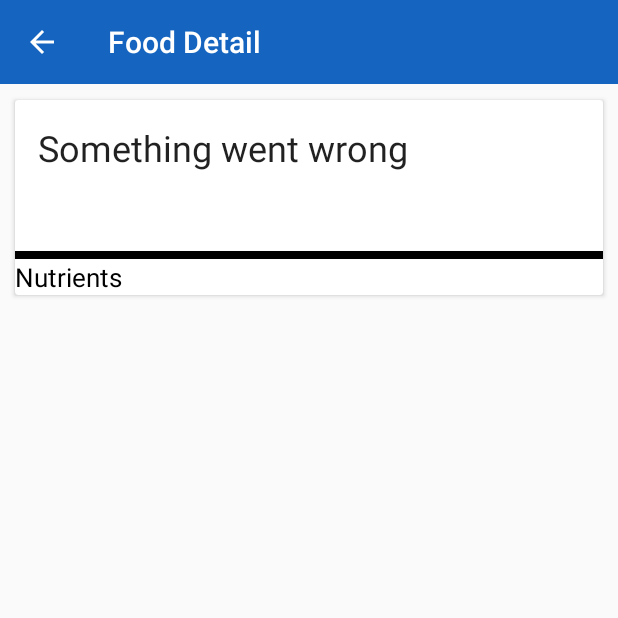
After one commit to CryceTruly/Nutritius, an Android app: the FoodDetailActivity screen opened directly, with no data from a screen before it, on a phone screen of 412 x 824 dp, the top half of it. The commit adds this screen. Run offline under Robolectric (Android 15) with nearby library versions, the light colour scheme and no system bars.

Commit message:
Added food details

```diff
--- /dev/null
+++ b/app/src/main/java/com/happy/nutritius/activities/FoodDetailActivity.java
@@ -0,0 +1,61 @@
+package com.happy.nutritius.activities;
+
+import androidx.appcompat.app.AppCompatActivity;
+import androidx.appcompat.widget.Toolbar;
+
+import android.os.Bundle;
+import android.widget.ArrayAdapter;
+import android.widget.ListView;
+import android.widget.TextView;
+
+import com.happy.nutritius.R;
+import com.happy.nutritius.model.Nutrient;
+
+import java.util.ArrayList;
+import java.util.Arrays;
+import java.util.List;
+
+public class FoodDetailActivity extends AppCompatActivity {
+Nutrient nutrient;
+private Toolbar toolbar;
+private ListView nutrients;
+private TextView name,description;
+private List nutrientsList=new ArrayList();
+    @Override
+    protected void onCreate(Bundle savedInstanceState) {
+        super.onCreate(savedInstanceState);
+        setContentView(R.layout.activity_food_detail);
+
+        name=findViewById(R.id.name);
+        description=findViewById(R.id.desc);
+        toolbar=findViewById(R.id.toolbar);
+        nutrients=findViewById(R.id.nutrrients);        setSupportActionBar(toolbar);
+        getSupportActionBar().setDisplayHomeAsUpEnabled(true);
+
+
+        if(getIntent().hasExtra("food")){
+            nutrient=getIntent().getParcelableExtra("food");
+            name.setText(nutrient.getName());
+            description.setText(nutrient.getDescription());
+
+            nutrients.setAdapter(new ArrayAdapter<String>(this,android.R.layout.simple_list_item_1,getNutrients(nutrient.getNutrients())));
+
+
+
+
+        }else{
+            name.setText("Something went wrong");
+        }
+    }
+
+    private List<String> getNutrients(String nutrients) {
+        return Arrays.asList(nutrients.split(","));
+
+    }
+
+    @Override
+    public void onBackPressed() {
+        super.onBackPressed();
+        finish();
+    }
+}
--- /dev/null
+++ b/app/src/main/res/layout/activity_food_detail.xml
@@ -0,0 +1,84 @@
+<?xml version="1.0" encoding="utf-8"?>
+<RelativeLayout xmlns:android="http://schemas.android.com/apk/res/android"
+    xmlns:app="http://schemas.android.com/apk/res-auto"
+    xmlns:tools="http://schemas.android.com/tools"
+    android:layout_width="match_parent"
+    android:layout_height="match_parent"
+    tools:context=".activities.FoodDetailActivity">
+
+    <androidx.appcompat.widget.Toolbar
+        android:layout_width="match_parent"
+        android:layout_height="wrap_content"
+        android:id="@+id/toolbar"
+        android:background="@color/colorPrimaryDark"
+        android:theme="@style/Base.ThemeOverlay.AppCompat.Dark.ActionBar"
+        app:title="Food Detail">
+
+    </androidx.appcompat.widget.Toolbar>
+
+    <LinearLayout
+        android:layout_width="match_parent"
+        android:layout_height="match_parent"
+        android:layout_below="@+id/toolbar"
+        android:descendantFocusability="blocksDescendants"
+        android:orientation="vertical"
+        android:paddingTop="@dimen/spacing_medium">
+
+        <androidx.cardview.widget.CardView
+            android:layout_width="match_parent"
+            android:layout_height="wrap_content"
+            android:layout_marginLeft="@dimen/spacing_middle"
+            android:layout_marginTop="@dimen/spacing_medium"
+            android:layout_marginRight="@dimen/spacing_middle"
+            android:layout_marginBottom="@dimen/spacing_medium"
+            android:visibility="visible"
+            app:cardCornerRadius="2dp"
+            app:cardElevation="2dp">
+
+            <LinearLayout
+                android:layout_width="match_parent"
+                android:layout_height="wrap_content"
+
+                android:orientation="vertical">
+
+                <TextView
+                    android:layout_width="wrap_content"
+                    android:layout_height="wrap_content"
+                    android:layout_margin="@dimen/spacing_large"
+                 android:id="@+id/name"
+                    android:textAppearance="@style/TextAppearance.AppCompat.Headline" />
+
+                <TextView
+                    android:layout_width="wrap_content"
+                    android:layout_height="wrap_content"
+                    android:layout_marginLeft="@dimen/spacing_large"
+                    android:layout_marginRight="@dimen/spacing_large"
+                    android:layout_marginBottom="@dimen/spacing_large"
+                  android:id="@+id/desc"
+                    android:textAppearance="@style/TextAppearance.AppCompat.Subhead"
+                    android:textColor="@color/grey_60" />
+
+                <View
+                    android:layout_width="match_parent"
+                    android:layout_height="5dp"
+                    android:background="@android:color/black"/>
+                <TextView
+                    android:layout_width="wrap_content"
+                    android:text="Nutrients"
+                    android:textSize="17sp"
+                    android:textColor="@android:color/black"
+                    android:layout_height="wrap_content" />
+                <ListView
+                    android:layout_width="match_parent"
+                    android:id="@+id/nutrrients"
+                    android:layout_height="wrap_content">
+
+                </ListView>
+
+            </LinearLayout>
+        </androidx.cardview.widget.CardView>
+
+    </LinearLayout>
+
+
+</RelativeLayout>
```
Also changed, not shown: app/src/main/AndroidManifest.xml (+4 -4 lines), app/src/main/java/com/happy/nutritius/activities/NutrientsActivity.java (+9 -1 lines), app/src/main/java/com/happy/nutritius/adapters/FoodHolder.java (+21 -5 lines), app/src/main/java/com/happy/nutritius/fragments/FoodsFragment.java (+16 -3 lines).
